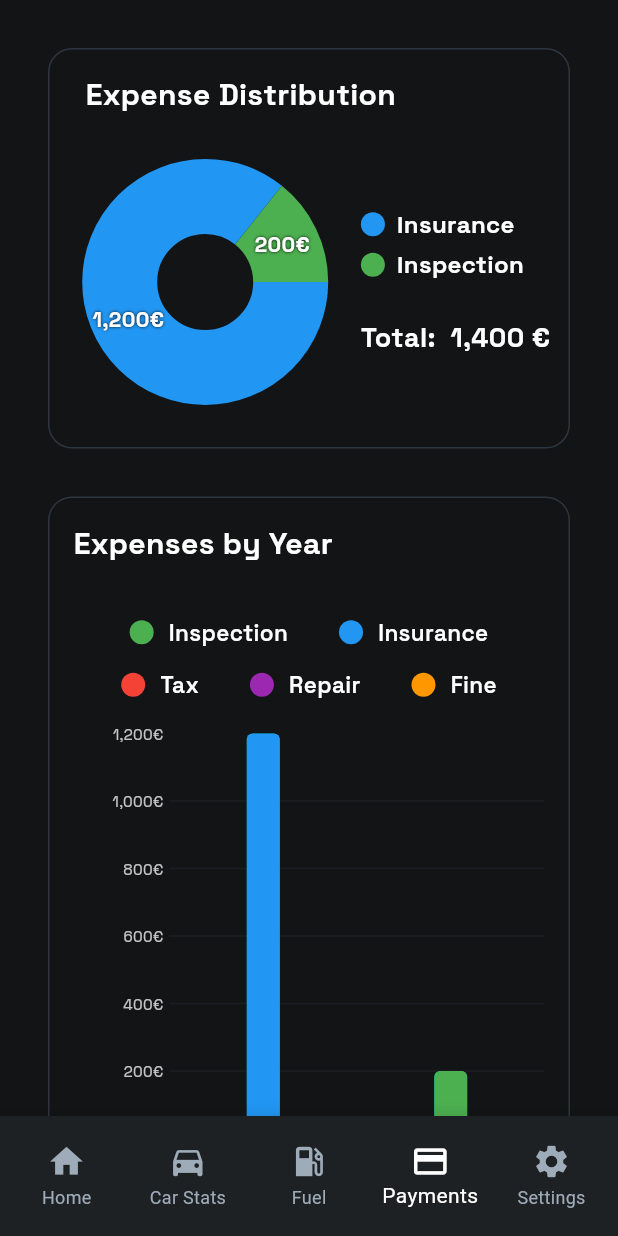
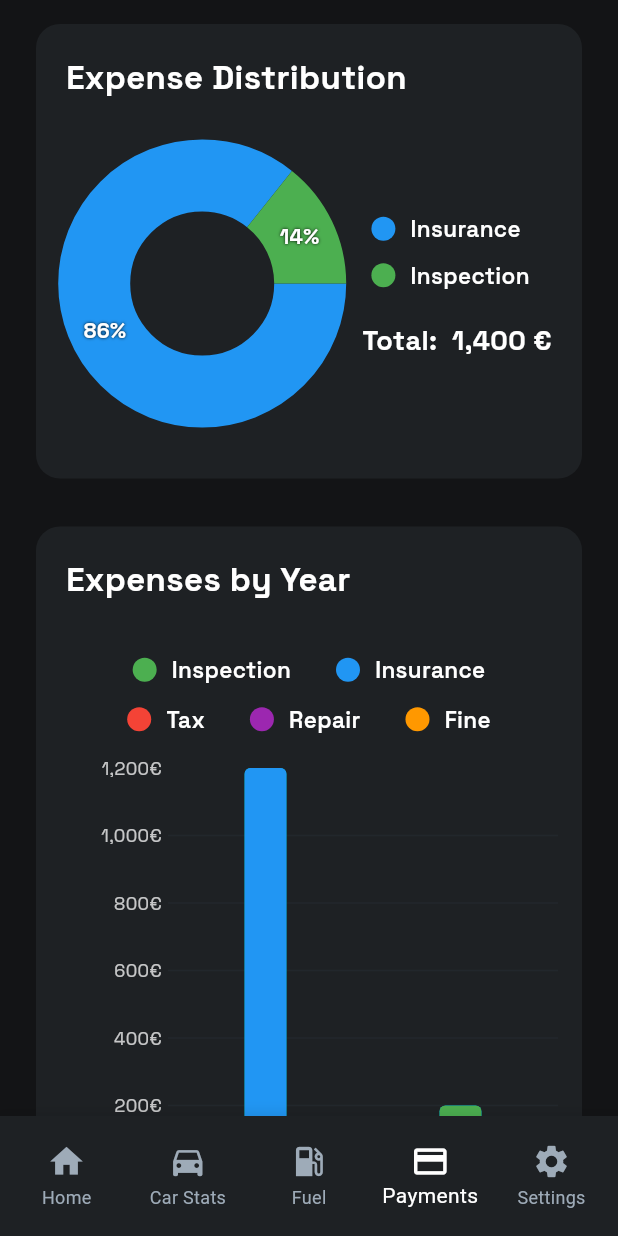
Before and after one commit to thisispivi/CarsManager, a Flutter app: the screen it shows after launch, on a phone screen of 412 x 824 dp. Run offline on Flutter 3.47's test engine with Material 3 defaults, Android fonts, the phone set to English and light mode, and no system bars; drawn by our look-alikes of fl_chart; our stand-ins replace flutter_svg, google_fonts; missing offline and left inert: country_flags.

Commit message:
feat: update color constants, refactor donut and stacked bar charts, and enhance payment section cards

```diff
--- a/car_manager/lib/core/theme/app_colors.dart
+++ b/car_manager/lib/core/theme/app_colors.dart
@@ -3,8 +3,8 @@ import 'package:flutter/material.dart';
 class AppColors {
   static const Color surfaceLight = Color.fromRGBO(255, 255, 255, 1);
   static const Color surfaceContainerLight = Color.fromRGBO(250, 250, 250, 1);
-  static const Color cardLight = Color.fromRGBO(245, 245, 245, 1);
-  static const Color tertiaryLight = Color.fromRGBO(240, 240, 240, 1);
+  static const Color cardLight = Color.fromRGBO(240, 240, 240, 1);
+  static const Color tertiaryLight = Color.fromRGBO(220, 220, 220, 1);
   static const Color secondaryLight = Color.fromRGBO(120, 120, 120, 1);
   static const Color onSurfaceVariantLight = Color.fromRGBO(60, 60, 60, 1);
   static const Color primaryLight = Color.fromRGBO(0, 0, 0, 1);
--- a/car_manager/lib/presentation/common/widgets/donut_chart.dart
+++ b/car_manager/lib/presentation/common/widgets/donut_chart.dart
@@ -1,4 +1,3 @@
-import 'package:car_manager/presentation/common/widgets/indicator.dart';
 import 'package:fl_chart/fl_chart.dart';
 import 'package:flutter/material.dart';
 import 'package:google_fonts/google_fonts.dart';
@@ -20,7 +19,7 @@ class PieChartSection {
   });
 }
 
-class DonutChart extends StatelessWidget {
+class DonutChart extends StatefulWidget {
   final List<PieChartSection> sections;
   final double radius;
   final double fontSize;
@@ -33,9 +32,9 @@ class DonutChart extends StatelessWidget {
   const DonutChart({
     super.key,
     required this.sections,
-    this.radius = 50.0,
+    this.radius = 48.0,
     this.fontSize = 16.0,
-    this.centerSpaceRadius = 40,
+    this.centerSpaceRadius = 60.0,
     this.totalPrefix,
     this.totalSuffix,
     this.totalTextStyle,
@@ -43,15 +42,31 @@ class DonutChart extends StatelessWidget {
   });
 
   @override
+  State<DonutChart> createState() => _DonutChartState();
+}
+
+class _DonutChartState extends State<DonutChart> {
+  late List<bool> _enabled;
+
+  @override
+  void initState() {
+    super.initState();
+    _enabled = List<bool>.filled(widget.sections.length, true);
+  }
+
+  @override
   Widget build(BuildContext context) {
-    final numberFormat = NumberFormat.decimalPattern(locale.toString());
-    final String total = numberFormat.format(
-      sections.fold(0.0, (sum, section) => sum + section.value),
-    );
+    final numberFormat = NumberFormat.decimalPattern(widget.locale.toString());
+    final enabledTotal = widget.sections
+        .asMap()
+        .entries
+        .where((e) => _enabled[e.key])
+        .fold<double>(0.0, (sum, e) => sum + e.value.value);
+
+    final String total = numberFormat.format(enabledTotal);
 
     return LayoutBuilder(
       builder: (context, constraints) {
-        // For landscape mode, use a more compact layout
         return Column(
           children: [
             Row(
@@ -60,37 +75,35 @@ class DonutChart extends StatelessWidget {
               children: <Widget>[
                 SizedBox(
                   width: constraints.maxWidth * 0.6,
-                  height: 220,
-                  child: PieChart(
-                    PieChartData(
-                      pieTouchData: PieTouchData(
-                        touchCallback:
-                            (FlTouchEvent event, pieTouchResponse) {},
+                  child: SizedBox(
+                    height: 220,
+                    child: PieChart(
+                      PieChartData(
+                        borderData: FlBorderData(show: false),
+                        sectionsSpace: 0,
+                        centerSpaceRadius: widget.centerSpaceRadius * 0.8,
+                        sections: _buildSections(enabledTotal),
+                        pieTouchData: PieTouchData(enabled: false),
                       ),
-                      borderData: FlBorderData(show: false),
-                      sectionsSpace: 0,
-                      centerSpaceRadius:
-                          centerSpaceRadius * 0.8, // Slightly smaller
-                      sections: buildSections(),
                     ),
                   ),
                 ),
-                // Indicators area
                 SizedBox(
                   width: constraints.maxWidth * 0.4,
                   child: Column(
                     mainAxisAlignment: MainAxisAlignment.center,
                     crossAxisAlignment: CrossAxisAlignment.start,
                     children: [
-                      ...buildIndicators(),
-                      const SizedBox(height: 16),
-                      if (totalPrefix != null || totalSuffix != null)
+                      ..._buildIndicators(),
+                      const SizedBox(height: 8),
+                      if (widget.totalPrefix != null ||
+                          widget.totalSuffix != null)
                         Padding(
                           padding: const EdgeInsets.only(top: 8.0),
                           child: Text(
-                            '${totalPrefix ?? ''} $total ${totalSuffix ?? ''}',
+                            '${widget.totalPrefix ?? ''} $total ${widget.totalSuffix ?? ''}',
                             style:
-                                totalTextStyle ??
+                                widget.totalTextStyle ??
                                 GoogleFonts.spaceGrotesk(
                                   fontSize: 18,
                                   fontWeight: FontWeight.bold,
@@ -108,31 +121,83 @@ class DonutChart extends StatelessWidget {
     );
   }
 
-  List<Widget> buildIndicators() {
+  List<Widget> _buildIndicators() {
     final List<Widget> indicators = [];
 
-    for (var section in sections) {
+    for (var i = 0; i < widget.sections.length; i++) {
+      final section = widget.sections[i];
+
       indicators.add(
-        Indicator(color: section.color, text: section.label, isSquare: false),
+        InkWell(
+          borderRadius: BorderRadius.circular(10),
+          onTap: () {
+            setState(() {
+              _enabled[i] = !_enabled[i];
+            });
+          },
+          child: Padding(
+            padding: const EdgeInsets.symmetric(horizontal: 6, vertical: 4),
+            child: Row(
+              mainAxisSize: MainAxisSize.min,
+              children: [
+                Container(
+                  width: 16,
+                  height: 16,
+                  decoration: BoxDecoration(
+                    color: _enabled[i]
+                        ? section.color
+                        : section.color.withOpacity(0.25),
+                    shape: BoxShape.circle,
+                  ),
+                ),
+                const SizedBox(width: 10),
+                Text(
+                  section.label,
+                  style: GoogleFonts.spaceGrotesk(
+                    fontSize: 15,
+                    fontWeight: FontWeight.w600,
+                    color: _enabled[i]
+                        ? Theme.of(context).colorScheme.onSurface
+                        : Theme.of(
+                            context,
+                          ).colorScheme.onSurface.withOpacity(0.55),
+                    decoration: _enabled[i] ? null : TextDecoration.lineThrough,
+                  ),
+                ),
+              ],
+            ),
+          ),
+        ),
       );
 
-      if (section != sections.last) {
-        indicators.add(const SizedBox(height: 4));
+      if (section != widget.sections.last) {
+        indicators.add(const SizedBox(height: 2));
       }
     }
 
     return indicators;
   }
 
-  List<PieChartSectionData> buildSections() {
+  List<PieChartSectionData> _buildSections(double enabledTotal) {
     const shadows = [Shadow(color: Colors.black, blurRadius: 2)];
 
-    return sections.map((section) {
+    return widget.sections.asMap().entries.map((entry) {
+      final idx = entry.key;
+      final section = entry.value;
+      final enabled = _enabled[idx];
+      final value = enabled ? section.value : 0.0;
+
+      String title = '';
+      if (enabled && enabledTotal > 0) {
+        final perc = (section.value / enabledTotal) * 100;
+        title = '${perc.round()}%';
+      }
+
       return PieChartSectionData(
-        color: section.color,
-        value: section.value,
-        title: section.title,
-        radius: radius,
+        color: enabled ? section.color : section.color.withOpacity(0.25),
+        value: value,
+        title: title,
+        radius: widget.radius,
         titleStyle: GoogleFonts.spaceGrotesk(
           fontSize: 14,
           fontWeight: FontWeight.bold,
--- a/car_manager/lib/presentation/common/widgets/section_header.dart
+++ b/car_manager/lib/presentation/common/widgets/section_header.dart
@@ -1,37 +1,19 @@
 import 'package:flutter/material.dart';
 import 'package:google_fonts/google_fonts.dart';
 
-/// A widget that displays a section header with a title and an icon.
-///
-/// This widget is commonly used for indicating the start of a new section
-/// throughout the app.
 class SectionHeader extends StatelessWidget {
-  /// Creates a SectionHeader widget.
-  ///
-  /// The [title] and [icon] parameters are required.
-  /// The [horizontalPadding] and [verticalPadding] parameters are optional
-  /// and default to 0.
   const SectionHeader({
     super.key,
     required this.title,
-    required this.icon,
+    this.icon,
     this.horizontalPadding = 0,
     this.verticalPadding = 0,
   });
 
-  /// The title text to display.
   final String title;
-
-  /// The icon widget to display at the start of the header.
-  final Widget icon;
-
-  /// The horizontal padding to apply around the header.
+  final Widget? icon;
   final double horizontalPadding;
-
-  /// The vertical padding to apply around the header.
   final double verticalPadding;
-
-  /// The spacing between the icon and the title.
   static const double iconTitleSpacing = 10.0;
 
   @override
@@ -43,20 +25,18 @@ class SectionHeader extends StatelessWidget {
       ),
       child: Row(
         children: [
-          icon,
-          const SizedBox(width: iconTitleSpacing),
+          if (icon != null) icon!,
+          if (icon != null) const SizedBox(width: iconTitleSpacing),
           _buildTitleText(context),
         ],
       ),
     );
   }
 
-  /// Builds the title text with appropriate styling.
   Widget _buildTitleText(BuildContext context) {
     return Text(title, style: _getTitleTextStyle(context));
   }
 
-  /// Returns the text style for the title.
   TextStyle _getTitleTextStyle(BuildContext context) {
     return GoogleFonts.spaceGrotesk(
       fontSize: 22,
--- a/car_manager/lib/presentation/common/widgets/stacked_bar_chart.dart
+++ b/car_manager/lib/presentation/common/widgets/stacked_bar_chart.dart
@@ -44,10 +44,8 @@ class StackedBarChart extends StatefulWidget {
   });
 
   static List<ExpensesByYear> generateFromCar(Car car) {
-    // Map to store aggregated data by year
     final Map<int, ExpensesByYear> expensesByYearMap = {};
 
-    // Process inspection data
     if (car.inspectionDatas != null) {
       for (InspectionData inspection in car.inspectionDatas!) {
         final year = inspection.date.year;
@@ -73,7 +71,6 @@ class StackedBarChart extends StatefulWidget {
       }
     }
 
-    // Process insurance data
     if (car.insuranceDatas != null) {
       for (InsuranceData insurance in car.insuranceDatas!) {
         final year = insurance.startDate.year;
@@ -99,7 +96,6 @@ class StackedBarChart extends StatefulWidget {
       }
     }
 
-    // Process tax data
     if (car.taxDatas != null) {
       for (TaxData tax in car.taxDatas!) {
         final year = tax.date.year;
@@ -124,7 +120,6 @@ class StackedBarChart extends StatefulWidget {
       }
     }
 
-    // Process repair data
     if (car.repairDatas != null) {
       for (RepairData repair in car.repairDatas!) {
         final year = repair.date.year;
@@ -149,7 +144,6 @@ class StackedBarChart extends StatefulWidget {
       }
     }
 
-    // Process fine data
     if (car.fineDatas != null) {
       for (FineData fine in car.fineDatas!) {
         final year = fine.date.year;
@@ -174,7 +168,6 @@ class StackedBarChart extends StatefulWidget {
       }
     }
 
-    // Convert map to list and sort by year
     return expensesByYearMap.values.toList()
       ..sort((a, b) => a.year.compareTo(b.year));
   }
@@ -221,7 +214,6 @@ class _StackedBarChartState extends State<StackedBarChart> {
     final localizations = AppLocalizations.of(context)!;
     final numberFormat = NumberFormat.decimalPattern(widget.locale.toString());
 
-    // Hide years that have no data at all.
     final data = widget.expensesByYearList.where((e) => e.total > 0).toList();
 
     final yInterval = _calculateInterval(data);
@@ -236,8 +228,8 @@ class _StackedBarChartState extends State<StackedBarChart> {
           padding: const EdgeInsets.symmetric(vertical: 16.0),
           child: Wrap(
             alignment: WrapAlignment.center,
-            spacing: 14,
-            runSpacing: 2,
+            spacing: 10,
+            runSpacing: 0,
             children: [
               _buildLegendItem(
                 context: context,
@@ -293,18 +285,13 @@ class _StackedBarChartState extends State<StackedBarChart> {
                 touchTooltipData: BarTouchTooltipData(
                   getTooltipColor: (group) =>
                       theme.colorScheme.surface.withValues(alpha: 0.95),
-                  tooltipBorder: BorderSide(
-                    color: theme.dividerColor.withValues(alpha: 0.6),
-                    width: 1,
-                  ),
+                  tooltipBorder: BorderSide.none,
                   tooltipBorderRadius: BorderRadius.circular(14),
                   tooltipPadding: const EdgeInsets.symmetric(
                     horizontal: 16,
                     vertical: 12,
                   ),
                   tooltipMargin: 14,
-                  fitInsideHorizontally: true,
-                  fitInsideVertically: true,
                   getTooltipItem: (group, groupIndex, rod, rodIndex) {
                     if (groupIndex < 0 || groupIndex >= data.length) {
                       return null;
@@ -412,15 +399,30 @@ class _StackedBarChartState extends State<StackedBarChart> {
                       );
                     }
 
-                    return BarTooltipItem(
-                      '${e.year}\n\n${fmt(_totalFor(e))}\n\n',
-                      GoogleFonts.spaceGrotesk(
-                        color: theme.colorScheme.onSurface,
+                    final totalSpan = TextSpan(
+                      text: '  ${fmt(_totalFor(e))}',
+                      style: GoogleFonts.spaceGrotesk(
+                        color: Colors.limeAccent,
                         fontWeight: FontWeight.w800,
                         fontSize: 14,
                         height: 1.2,
                       ),
-                      children: children,
+                    );
+
+                    return BarTooltipItem(
+                      '${e.year} - ',
+                      GoogleFonts.spaceGrotesk(
+                        color: theme.colorScheme.primary,
+                        fontWeight: FontWeight.w800,
+                        fontSize: 14,
+                        height: 1.2,
+                      ),
+                      children: [
+                        totalSpan,
+                        const TextSpan(text: '\n\n'),
+                        ...children,
+                      ],
+                      textAlign: TextAlign.left,
                     );
                   },
                 ),
@@ -453,7 +455,7 @@ class _StackedBarChartState extends State<StackedBarChart> {
                 leftTitles: AxisTitles(
                   sideTitles: SideTitles(
                     showTitles: true,
-                    interval: yInterval, // y tick spacing
+                    interval: yInterval,
                     getTitlesWidget: (value, meta) {
                       return SideTitleWidget(
                         meta: meta,
@@ -461,7 +463,7 @@ class _StackedBarChartState extends State<StackedBarChart> {
                         child: Text(
                           '${numberFormat.format(value)}€',
                           style: GoogleFonts.spaceGrotesk(
-                            fontSize: 10,
+                            fontSize: 12,
                             color: theme.colorScheme.onSurface.withValues(
                               alpha: 0.75,
                             ),
@@ -469,7 +471,7 @@ class _StackedBarChartState extends State<StackedBarChart> {
                         ),
                       );
                     },
-                    reservedSize: 64,
+                    reservedSize: 72,
                   ),
                 ),
                 rightTitles: AxisTitles(
@@ -484,10 +486,13 @@ class _StackedBarChartState extends State<StackedBarChart> {
                 show: true,
                 drawVerticalLine: false,
                 horizontalInterval: yInterval,
-                getDrawingHorizontalLine: (value) => FlLine(
-                  color: theme.dividerColor.withValues(alpha: 0.3),
-                  strokeWidth: 1,
-                ),
+                getDrawingHorizontalLine: (value) {
+                  final isDarkTheme = theme.brightness == Brightness.dark;
+                  final gridColor = isDarkTheme
+                      ? theme.dividerColor.withValues(alpha: 0.3)
+                      : theme.dividerColor.withValues(alpha: 0.6);
+                  return FlLine(color: gridColor, strokeWidth: 1);
+                },
               ),
               barGroups: _buildBarGroups(data),
             ),
@@ -504,8 +509,7 @@ class _StackedBarChartState extends State<StackedBarChart> {
     );
     if (maxTotal <= 0) return 1;
 
-    // Aim for more ticks (and grid lines) than the old coarse thresholds.
-    const targetTicks = 9; // ~8–10 visible ticks depending on rounding
+    const targetTicks = 9;
     final raw = maxTotal / targetTicks;
 
     return _niceStep(raw);
@@ -518,10 +522,8 @@ class _StackedBarChartState extends State<StackedBarChart> {
     );
     if (maxTotal <= 0) return interval;
 
-    // Keep maxY aligned to the tick interval (and avoid fractional headroom like 2125).
     final rounded = (maxTotal / interval).ceil() * interval;
 
-    // If interval is integer-ish, force an integer maxY to avoid odd top labels.
     final isIntegerInterval =
         interval >= 1 && (interval - interval.round()).abs() < 1e-9;
     if (isIntegerInterval) {
@@ -531,7 +533,6 @@ class _StackedBarChartState extends State<StackedBarChart> {
   }
 
   double _niceStep(double value) {
-    // 1/2/5 * 10^n rounding
     final exp = (math.log(value) / math.ln10).floor();
     final base = math.pow(10, exp).toDouble();
     final f = value / base;
@@ -628,7 +629,7 @@ class _StackedBarChartState extends State<StackedBarChart> {
         barRods: [
           BarChartRodData(
             toY: total,
-            width: 22,
+            width: 28,
             borderRadius: BorderRadius.circular(4),
             rodStackItems: stacks,
           ),
--- a/car_manager/lib/presentation/pages/payments/view/payments_page.dart
+++ b/car_manager/lib/presentation/pages/payments/view/payments_page.dart
@@ -45,7 +45,6 @@ class PaymentsPage extends StatelessWidget {
               hasFineData: hasFineData,
             ),
             ExpensesByYearChart(car: car),
-            const SizedBox(height: 8),
             if (hasInsuranceData) InsuranceSection(car: car),
             if (hasInspectionData) InspectionSection(car: car),
             if (hasTaxData) TaxSection(car: car),
--- a/car_manager/lib/presentation/pages/payments/view/widgets/common/payment_section_card.dart
+++ b/car_manager/lib/presentation/pages/payments/view/widgets/common/payment_section_card.dart
@@ -3,17 +3,19 @@ import 'package:flutter/material.dart';
 
 class PaymentSectionCard extends StatelessWidget {
   final String title;
-  final Widget icon;
+  final Widget? icon;
   final Widget? nextInfoDue;
+  final double? verticalSpacing;
   final List<Widget> items;
   static const double horizontalPadding = 16.0;
 
   const PaymentSectionCard({
     super.key,
     required this.title,
-    required this.icon,
+    this.icon,
     this.nextInfoDue,
     required this.items,
+    this.verticalSpacing,
   });
 
   @override
@@ -33,9 +35,9 @@ class PaymentSectionCard extends StatelessWidget {
             title: title,
             icon: icon,
           ),
-          const SizedBox(height: 24),
+          SizedBox(height: verticalSpacing ?? 24),
           if (nextInfoDue != null) nextInfoDue!,
-          if (nextInfoDue != null) const SizedBox(height: 24),
+          if (nextInfoDue != null) SizedBox(height: verticalSpacing ?? 24),
           ...items,
         ],
       ),
--- a/car_manager/lib/presentation/pages/payments/view/widgets/overview/donut_chart.dart
+++ b/car_manager/lib/presentation/pages/payments/view/widgets/overview/donut_chart.dart
@@ -2,6 +2,7 @@ import 'package:car_manager/l10n/app_localizations.dart';
 import 'package:car_manager/main.dart';
 import 'package:car_manager/models/car.dart';
 import 'package:car_manager/presentation/common/widgets/donut_chart.dart';
+import 'package:car_manager/presentation/pages/payments/view/widgets/common/payment_section_card.dart';
 import 'package:flutter/material.dart';
 import 'package:google_fonts/google_fonts.dart';
 import 'package:intl/intl.dart';
@@ -34,42 +35,13 @@ class PaymentsOverviewDonutChart extends StatelessWidget {
     final locale = carManagerState.locale ?? const Locale('en');
     final numberFormat = NumberFormat.decimalPattern(locale.toString());
 
-    return Container(
-      decoration: BoxDecoration(
-        border: Border.all(
-          color: Theme.of(context).colorScheme.tertiary,
-          width: 1.0,
-        ),
-        borderRadius: BorderRadius.circular(16.0),
-      ),
-      padding: const EdgeInsets.only(top: 16.0, bottom: 0),
-      margin: const EdgeInsets.only(
-        left: 32.0,
-        right: 32.0,
-        top: 32.0,
-        bottom: 0.0,
-      ),
-      child: Column(
-        crossAxisAlignment: CrossAxisAlignment.start,
-        children: [
-          Padding(
-            padding: const EdgeInsets.only(
-              left: 24.0,
-              right: 24.0,
-              bottom: 0.0,
-              top: 0.0,
-            ),
-            child: Text(
-              AppLocalizations.of(
-                    context,
-                  )?.payments_expenseDistribution_title ??
+    return PaymentSectionCard(
+      title:
+          AppLocalizations.of(context)?.payments_expenseDistribution_title ??
           'Expense Distribution',
-              style: GoogleFonts.spaceGrotesk(
-                fontSize: 20,
-                fontWeight: FontWeight.bold,
-              ),
-            ),
-          ),
+      nextInfoDue: null,
+      verticalSpacing: 12,
+      items: [
         DonutChart(
           totalPrefix: "${AppLocalizations.of(context)?.total ?? 'Total'}: ",
           totalSuffix: '€',
@@ -123,9 +95,7 @@ class PaymentsOverviewDonutChart extends StatelessWidget {
                 ),
                 textColor: Colors.white,
                 label:
-                      AppLocalizations.of(
-                        context,
-                      )?.payments_taxData_shortTitle ??
+                    AppLocalizations.of(context)?.payments_taxData_shortTitle ??
                     'Tax',
               ),
             if (hasRepairData)
@@ -163,7 +133,6 @@ class PaymentsOverviewDonutChart extends StatelessWidget {
           ],
         ),
       ],
-      ),
     );
   }
 }
--- a/car_manager/lib/presentation/pages/payments/view/widgets/overview/stacked_bar_chart.dart
+++ b/car_manager/lib/presentation/pages/payments/view/widgets/overview/stacked_bar_chart.dart
@@ -1,14 +1,13 @@
 import 'package:car_manager/models/car.dart';
 import 'package:car_manager/presentation/common/widgets/stacked_bar_chart.dart';
 import 'package:car_manager/l10n/app_localizations.dart';
+import 'package:car_manager/presentation/pages/payments/view/widgets/common/payment_section_card.dart';
 import 'package:flutter/material.dart';
-import 'package:google_fonts/google_fonts.dart';
 import 'package:provider/provider.dart';
 import '../../../../../../../../main.dart';
 
 class ExpensesByYearChart extends StatelessWidget {
   final Car car;
-  static const double horizontalPadding = 32.0;
 
   const ExpensesByYearChart({super.key, required this.car});
 
@@ -26,39 +25,21 @@ class ExpensesByYearChart extends StatelessWidget {
       return const SizedBox();
     }
 
-    return Column(
-      crossAxisAlignment: CrossAxisAlignment.start,
-      children: [
-        Container(
-          margin: const EdgeInsets.all(horizontalPadding),
-          padding: const EdgeInsets.all(16.0),
-          decoration: BoxDecoration(
-            border: Border.all(
-              color: Theme.of(context).colorScheme.tertiary,
-              width: 1.0,
-            ),
-            borderRadius: BorderRadius.circular(16.0),
-          ),
-          child: Column(
-            crossAxisAlignment: CrossAxisAlignment.start,
-            children: [
-              Text(
-                AppLocalizations.of(context)?.payments_expensesByYear_title ??
-                    'Expenses by Year',
-                style: GoogleFonts.spaceGrotesk(
-                  fontSize: 20,
-                  fontWeight: FontWeight.bold,
-                ),
-              ),
-              const SizedBox(height: 12),
-              StackedBarChart(
-                expensesByYearList: expensesByYearList,
-                locale: locale,
-              ),
-            ],
+    return PaymentSectionCard(
+      title:
+          AppLocalizations.of(context)?.payments_expensesByYear_title ??
+          'Expenses by Year',
+      nextInfoDue: null,
+      items: [
+        Padding(
+          padding: const EdgeInsets.symmetric(horizontal: 12.0),
+          child: StackedBarChart(
+            expensesByYearList: expensesByYearList,
+            locale: locale,
           ),
         ),
       ],
+      verticalSpacing: 12,
     );
   }
 }
```
Lines whose indentation alone changed are shown as unchanged.
